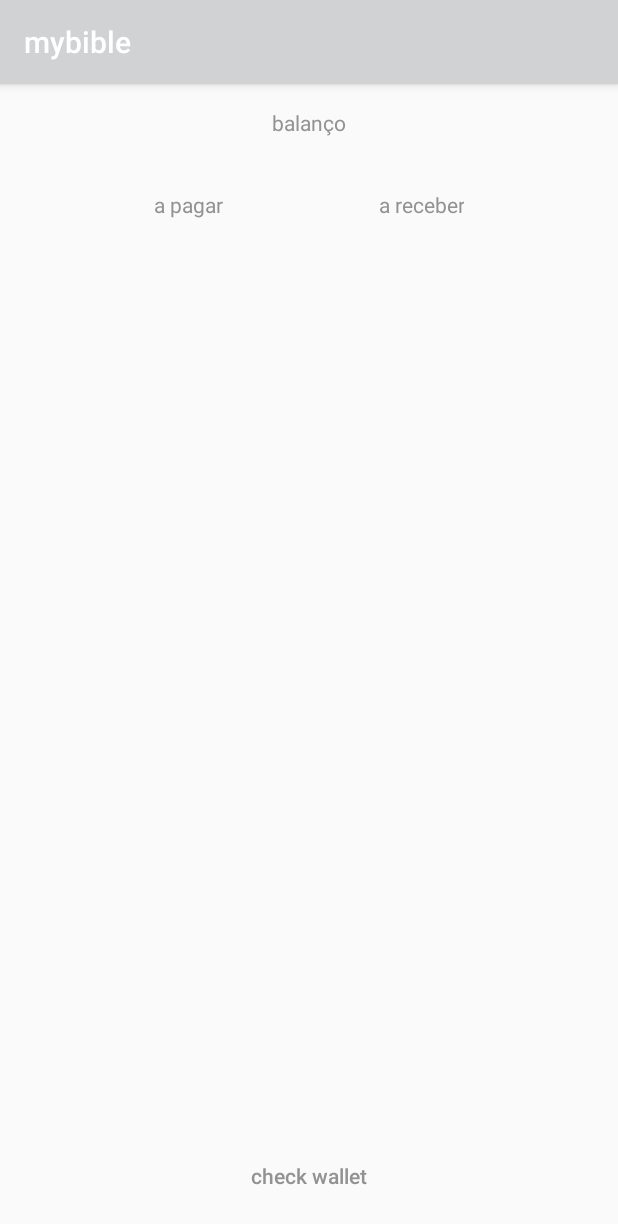
After one commit to duartevicentedrumond/mybible, an Android app: the Money screen opened directly, with no data from a screen before it, on a phone screen of 412 x 824 dp. The commit adds this screen. Shown: the top 1224 px of the screen. Run offline under Robolectric (Android 15) with nearby library versions, the phone set to English and light mode, and no system bars; our stand-ins replace Volley.

Commit message:
added money activity reading and giving the balance

```diff
--- a/app/build.gradle
+++ b/app/build.gradle
@@ -28,5 +28,5 @@ dependencies {
     androidTestImplementation 'com.android.support.test.espresso:espresso-core:3.0.1'
 
     compile 'com.android.volley:volley:1.0.0'
-    compile'org.jbundle.util.osgi.wrapped:org.jbundle.util.osgi.wrapped.org.apache.http.client:4.1.2'
+    compile 'org.jbundle.util.osgi.wrapped:org.jbundle.util.osgi.wrapped.org.apache.http.client:4.1.2'
 }
--- /dev/null
+++ b/app/src/main/java/com/example/duart/mybible/Money.java
@@ -0,0 +1,108 @@
+package com.example.duart.mybible;
+
+import android.content.Intent;
+import android.support.v7.app.AppCompatActivity;
+import android.os.Bundle;
+import android.util.Log;
+import android.view.View;
+import android.widget.Button;
+import android.widget.TextView;
+
+import com.android.volley.Request;
+import com.android.volley.RequestQueue;
+import com.android.volley.Response;
+import com.android.volley.VolleyError;
+import com.android.volley.toolbox.JsonArrayRequest;
+import com.android.volley.toolbox.Volley;
+
+import org.json.JSONArray;
+import org.json.JSONException;
+import org.json.JSONObject;
+
+import java.math.BigDecimal;
+
+public class Money extends AppCompatActivity {
+
+    Double totalValue = 0.0;
+    private static final String TAG = Money.class.getName();
+    private static final String REQUESTTAG = "string request first";
+    private Button btnCheckWallet;
+    private TextView textViewMoney;
+
+    private RequestQueue mRequestQueue;
+
+    private String url = "http://home.localtunnel.me/android/read_wallet.php";
+
+    @Override
+    protected void onCreate(Bundle savedInstanceState) {
+        super.onCreate(savedInstanceState);
+        setContentView(R.layout.activity_money);
+
+        Intent intent3 = getIntent();
+
+        btnCheckWallet = (Button) findViewById(R.id.btn_check_money);
+        textViewMoney = (TextView) findViewById(R.id.text_view_money);
+
+        btnCheckWallet.setOnClickListener(new View.OnClickListener() {
+            @Override
+            public void onClick(View view) {
+
+                checkWallet();
+
+            }
+        });
+    }
+
+    private void checkWallet() {
+
+        mRequestQueue = Volley.newRequestQueue(this);
+
+        JsonArrayRequest jsonArrayRequest = new JsonArrayRequest(Request.Method.GET, url, null, new Response.Listener<JSONArray>() {
+            @Override
+            public void onResponse(JSONArray response) {
+
+                Log.i(TAG, "Response: " + response.toString());
+
+                textViewMoney.setText("");
+
+                for (int i = 0; i < response.length(); i++){
+
+                    try {
+
+                        JSONObject extracto = response.getJSONObject(i);
+                        Double value = extracto.getDouble("value");
+                        totalValue = totalValue + value;
+
+
+                    } catch (JSONException e) {
+                        e.printStackTrace();
+                    }
+
+                }
+
+                textViewMoney.setText(totalValue + " €");
+                totalValue = 0.0;
+
+            }
+        }, new Response.ErrorListener() {
+            @Override
+            public void onErrorResponse(VolleyError error) {
+
+                Log.i(TAG, "Error: " + error.toString());
+
+            }
+        });
+
+        jsonArrayRequest.setTag(REQUESTTAG);
+        mRequestQueue.add(jsonArrayRequest);
+
+    }
+
+    @Override
+    protected void onStop() {
+        super.onStop();
+        if (mRequestQueue != null){
+            mRequestQueue.cancelAll(REQUESTTAG);
+        }
+    }
+}
--- /dev/null
+++ b/app/src/main/res/layout/activity_money.xml
@@ -0,0 +1,89 @@
+<?xml version="1.0" encoding="utf-8"?>
+<android.support.constraint.ConstraintLayout xmlns:android="http://schemas.android.com/apk/res/android"
+    xmlns:app="http://schemas.android.com/apk/res-auto"
+    xmlns:tools="http://schemas.android.com/tools"
+    android:layout_width="match_parent"
+    android:layout_height="match_parent"
+    tools:context="com.example.duart.mybible.Money">
+
+    <TextView
+        android:id="@+id/text_view_pay"
+        android:layout_width="wrap_content"
+        android:layout_height="wrap_content"
+        android:layout_marginTop="8dp"
+        android:text="@string/balance_pay"
+        android:textAlignment="center"
+        app:layout_constraintEnd_toStartOf="@+id/text_view_debts"
+        app:layout_constraintHorizontal_bias="0.5"
+        app:layout_constraintStart_toStartOf="parent"
+        app:layout_constraintTop_toBottomOf="@+id/text_view_money" />
+
+    <Button
+        android:id="@+id/btn_check_money"
+        style="?android:attr/borderlessButtonStyle"
+        android:layout_width="match_parent"
+        android:layout_height="wrap_content"
+        android:layout_marginBottom="16dp"
+        android:background="@drawable/button_shape"
+        android:text="@string/check_money"
+        android:textAllCaps="false"
+        app:layout_constraintBottom_toBottomOf="parent"
+        tools:layout_editor_absoluteX="0dp" />
+
+    <TextView
+        android:id="@+id/text_view_money"
+        android:layout_width="wrap_content"
+        android:layout_height="wrap_content"
+        android:layout_marginTop="8dp"
+        android:textAlignment="center"
+        android:textStyle="italic"
+        app:layout_constraintEnd_toEndOf="parent"
+        app:layout_constraintHorizontal_bias="0.5"
+        app:layout_constraintStart_toStartOf="parent"
+        app:layout_constraintTop_toBottomOf="@+id/text_view_balance" />
+
+    <TextView
+        android:id="@+id/text_view_balance"
+        android:layout_width="wrap_content"
+        android:layout_height="wrap_content"
+        android:layout_marginTop="16dp"
+        android:text="@string/balance"
+        android:textAlignment="center"
+        app:layout_constraintEnd_toEndOf="parent"
+        app:layout_constraintHorizontal_bias="0.5"
+        app:layout_constraintStart_toStartOf="parent"
+        app:layout_constraintTop_toTopOf="parent" />
+
+    <TextView
+        android:id="@+id/text_view_debts"
+        android:layout_width="wrap_content"
+        android:layout_height="wrap_content"
+        android:layout_marginTop="8dp"
+        android:text="@string/balance_debts"
+        android:textAlignment="center"
+        app:layout_constraintEnd_toEndOf="parent"
+        app:layout_constraintHorizontal_bias="0.5"
+        app:layout_constraintStart_toEndOf="@+id/text_view_pay"
+        app:layout_constraintTop_toBottomOf="@+id/text_view_money" />
+
+    <TextView
+        android:id="@+id/text_view_balance_pay"
+        android:layout_width="wrap_content"
+        android:layout_height="wrap_content"
+        android:layout_marginTop="8dp"
+        app:layout_constraintEnd_toStartOf="@+id/text_view_balance_debts"
+        app:layout_constraintHorizontal_bias="0.5"
+        app:layout_constraintStart_toStartOf="parent"
+        app:layout_constraintTop_toBottomOf="@+id/text_view_pay" />
+
+    <TextView
+        android:id="@+id/text_view_balance_debts"
+        android:layout_width="wrap_content"
+        android:layout_height="19dp"
+        android:layout_marginTop="8dp"
+        app:layout_constraintEnd_toEndOf="parent"
+        app:layout_constraintHorizontal_bias="0.5"
+        app:layout_constraintStart_toEndOf="@+id/text_view_balance_pay"
+        app:layout_constraintTop_toBottomOf="@+id/text_view_debts" />
+
+</android.support.constraint.ConstraintLayout>
--- a/app/src/main/res/values/strings.xml
+++ b/app/src/main/res/values/strings.xml
@@ -6,6 +6,11 @@
     <string name="menu_send_request">Send Request</string>
     <string name="menu_input_request">Input Request</string>
     <string name="btnInputRequest">Input HTTP Request</string>
+    <string name="money">money</string>
+    <string name="check_money">check wallet</string>
+    <string name="balance">balanço</string>
+    <string name="balance_debts">a receber</string>
+    <string name="balance_pay">a pagar</string>
 
     <!-- TODO: Remove or change this placeholder text -->
 
```
Also changed, not shown: app/src/main/AndroidManifest.xml (+5 -3 lines), app/src/main/java/com/example/duart/mybible/MainMenu.java (+7 -0 lines), app/src/main/res/layout/activity_main_menu.xml (+15 -3 lines).
